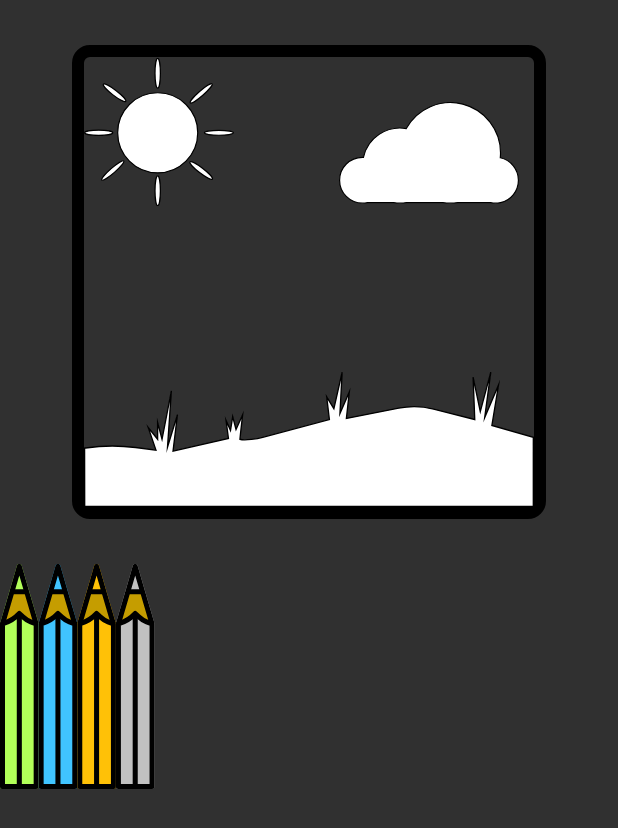
After one commit to AlexBossss/kids_app, a Flutter app: the PaintPicGame screen opened by its route, on a phone screen of 412 x 824 dp. The commit adds this screen. Shown: the top 828 px of the screen. Run offline on Flutter 3.47's test engine with Material 2 defaults, Android fonts, the phone set to English and light mode, and no system bars; our stand-ins replace audioplayers, dotted_border, flip_card, flutter_svg.

Commit message:
init: paint picture game

```diff
--- /dev/null
+++ b/lib/games/logic/paintpicgame/PaintPicGame.dart
@@ -0,0 +1,254 @@
+import 'package:flutter/cupertino.dart';
+import 'package:flutter/material.dart';
+import 'package:flutter_svg/flutter_svg.dart';
+import 'package:kidsapp/games/logic/paintpicgame/PencilPicture.dart';
+
+class PaintPicGame extends StatefulWidget {
+  @override
+  _PaintPicGameState createState() => _PaintPicGameState();
+}
+
+class _PaintPicGameState extends State<PaintPicGame> {
+  bool _isGreenSet;
+  bool _isBlueSet;
+  bool _isYellowSet;
+  bool _isGraySet;
+  Color green = Colors.lightGreenAccent;
+  Color blue = Colors.lightBlueAccent;
+  Color yellow = Colors.amber;
+  Color gray = Colors.white70;
+
+  List<Color> _colors;
+
+  @override
+  void initState() {
+    _colors = [green, blue, yellow, gray];
+    _isGreenSet = false;
+    _isBlueSet = false;
+    _isYellowSet = false;
+    _isGraySet = false;
+    super.initState();
+  }
+
+  @override
+  Widget build(BuildContext context) {
+    return Scaffold(
+      body: Center(
+        child: Column(
+          children: <Widget>[
+            Padding(
+              padding: const EdgeInsets.all(30.0),
+              child: Container(
+                decoration: BoxDecoration(
+                  border: Border.all(
+                    color: Colors.black,
+                    width: 8,
+                  ),
+                  borderRadius: BorderRadius.circular(12),
+                ),
+                child: Stack(
+                  children: <Widget>[
+                    DragTarget<Color>(
+                      onWillAccept: (data) => data == blue,
+                      onAccept: (e) {
+                        setState(() {
+                          _isBlueSet = true;
+                        });
+                      },
+                      builder: ((BuildContext context, List incoming,
+                          List rejected) {
+                        return _isBlueSet
+                            ? Container(
+                                width: 300,
+                                height: 300,
+                                color: Colors.lightBlueAccent,
+                              )
+                            : Container(
+                                width: 300,
+                                height: 300,
+                              );
+                      }),
+                    ),
+                    Positioned(
+                      child: DragTarget<Color>(
+                          onAccept: (e) {
+                            setState(() {
+                              _isYellowSet = true;
+                            });
+                          },
+                          onWillAccept: (data) => data == yellow,
+                          builder: (BuildContext context, List incoming,
+                              List rejected) {
+                            return _isYellowSet
+                                ? Container(
+                                    child: SvgPicture.asset(
+                                      'assets/paintpicitems/Sun.svg',
+                                      width: 100,
+                                      height: 100,
+                                      color: yellow,
+                                    ),
+                                  )
+                                : Container(
+                                    child: SvgPicture.asset(
+                                      'assets/paintpicitems/Sun.svg',
+                                      width: 100,
+                                      height: 100,
+                                    ),
+                                  );
+                          }),
+                    ),
+                    Positioned(
+                      bottom: 0,
+                      right: 0,
+                      child: DragTarget<Color>(
+                        onWillAccept: (data) => data == green,
+                        onAccept: (e) {
+                          setState(() {
+                            _isGreenSet = true;
+                          });
+                        },
+                        builder: (BuildContext context, List incoming,
+                            List rejected) {
+                          return _isGreenSet
+                              ? Container(
+                                  child: SvgPicture.asset(
+                                    'assets/paintpicitems/Grass.svg',
+                                    width: 300,
+                                    color: green,
+                                  ),
+                                )
+                              : Container(
+                                  child: SvgPicture.asset(
+                                  'assets/paintpicitems/Grass.svg',
+                                  width: 300,
+                                ));
+                        },
+                      ),
+                    ),
+                    Positioned(
+                      top: 30,
+                      right: 10,
+                      child: DragTarget<Color>(
+                        onWillAccept: (data) => data == gray,
+                        onAccept: (e) {
+                          setState(() {
+                            _isGraySet = true;
+                          });
+                        },
+                        builder: (BuildContext context, List incoming,
+                            List rejected) {
+                          return _isGraySet
+                              ? Container(
+                                  child: SvgPicture.asset(
+                                    'assets/paintpicitems/Cloud.svg',
+                                    width: 120,
+                                    color: gray,
+                                  ),
+                                )
+                              : Container(
+                                  child: SvgPicture.asset(
+                                  'assets/paintpicitems/Cloud.svg',
+                                  width: 120,
+                                ));
+                        },
+                      ),
+                    )
+                  ],
+                ),
+              ),
+            ),
+            Row(
+                children: _colors
+                    .map((e) => Container(
+                          child: Draggable(
+                            data: e,
+                            feedback: PencilPicture(e),
+                            child:PencilPicture(e),
+                            childWhenDragging: PencilPicture(e),
+                          ),
+                        ))
+                    .toList()
+//                Padding(
+//                  padding: const EdgeInsets.all(10.0),
+//                  child: Container(
+//                    child: Draggable<Color>(
+//                      data: green,
+//                      child: Container(
+//                        height: 50,
+//                        width: 50,
+//                        color: green,
+//                      ),
+//                      childWhenDragging: Container(),
+//                      feedback: Container(
+//                        height: 50,
+//                        width: 50,
+//                        color: green,
+//                      ),
+//                    ),
+//                  ),
+//                ),
+//                Padding(
+//                  padding: const EdgeInsets.all(10.0),
+//                  child: Container(
+//                    child: Draggable<Color>(
+//                      data: blue,
+//                      child: Container(
+//                        height: 50,
+//                        width: 50,
+//                        color: blue,
+//                      ),
+//                      childWhenDragging: Container(),
+//                      feedback: Container(
+//                        height: 50,
+//                        width: 50,
+//                        color: blue,
+//                      ),
+//                    ),
+//                  ),
+//                ),
+//                Padding(
+//                  padding: const EdgeInsets.all(10.0),
+//                  child: Container(
+//                    child: Draggable<Color>(
+//                      data: yellow,
+//                      child: Container(
+//                        height: 50,
+//                        width: 50,
+//                        color: yellow,
+//                      ),
+//                      childWhenDragging: Container(),
+//                      feedback: Container(
+//                        height: 50,
+//                        width: 50,
+//                        color: yellow,
+//                      ),
+//                    ),
+//                  ),
+//                ),
+//                Padding(
+//                  padding: const EdgeInsets.all(10.0),
+//                  child: Container(
+//                    child: Draggable<Color>(
+//                      data: gray,
+//                      child: Container(
+//                        height: 50,
+//                        width: 50,
+//                        color: gray,
+//                      ),
+//                      childWhenDragging: Container(),
+//                      feedback: Container(
+//                        height: 50,
+//                        width: 50,
+//                        color: gray,
+//                      ),
+//                    ),
+//                  ),
+//                ),
+
+                ),
+          ],
+        ),
+      ),
+    );
+  }
+}
--- /dev/null
+++ b/lib/games/logic/paintpicgame/PencilPicture.dart
@@ -0,0 +1,27 @@
+import 'package:flutter/cupertino.dart';
+import 'package:flutter_svg/svg.dart';
+
+class PencilPicture extends StatelessWidget {
+ final Color color;
+
+ PencilPicture(this.color);
+
+ @override
+  Widget build(BuildContext context) {
+    return Stack(
+      children: <Widget>[
+        Container(
+          child: SvgPicture.asset(
+            'assets/paintpicitems/PencilColor.svg',height: 150,
+            color: color,
+          ),
+        ),
+        Container(
+          child: SvgPicture.asset(
+            'assets/paintpicitems/Pencil.svg',height: 150,
+          ),
+        ),
+      ],
+    );
+  }
+}
--- a/lib/home/homapages/dedgameslists/LogicList.dart
+++ b/lib/home/homapages/dedgameslists/LogicList.dart
@@ -28,6 +28,12 @@ class LogicList extends StatelessWidget {
               'Super game for clever guy and girls from 3 to 5 years',
               'assets/memorygame/memoryGame.png',
               '/rightWayGame'),
+          GameItem(
+              LightColor.itemGameBackground3,
+              'Right Way Game',
+              'Super game for clever guy and girls from 3 to 5 years',
+              'assets/memorygame/memoryGame.png',
+              '/paintPicGame'),
         ]),
       ),
     );
--- a/lib/main.dart
+++ b/lib/main.dart
@@ -1,6 +1,8 @@
 import 'package:flutter/material.dart';
 import 'package:kidsapp/games/logic/completepicture/CompletePictureGame.dart';
 import 'package:kidsapp/games/logic/extraitem/ExtraItemGame.dart';
+import 'package:kidsapp/games/logic/paintpicgame/PaintPicGame.dart';
+import 'package:kidsapp/games/logic/rightway/PlaceRightObjectGame.dart';
 import 'package:kidsapp/games/remembercardgame/RememberCard.dart';
 import 'package:kidsapp/games/rememberorder/RememberOrder.dart';
 import 'package:kidsapp/games/rememberoneitem/RememberOneItem.dart';
@@ -35,6 +37,8 @@ class MyApp extends StatelessWidget {
         '/completePictureGame': (BuildContext context) => CompletePictureGame(),
         '/extraItemGame': (BuildContext context) => ExtraItemGame(),
         '/whatSuits' : (BuildContext context) => WhatSuitsGame(),
+        '/paintPicGame' : (BuildContext context) => PaintPicGame(),
+        '/rightWayGame' : (BuildContext context) => PlaceRightObjectGame(),
       },
     );
   }
--- a/pubspec.yaml
+++ b/pubspec.yaml
@@ -53,6 +53,7 @@ flutter:
     - assets/memorygame/
     - assets/memorygame/sounds/
     - assets/whatsuitsicons/
+    - assets/paintpicitems/
   #   - images/a_dot_ham.jpeg
   # An image asset can refer to one or more resolution-specific "variants", see
   # https://flutter.dev/assets-and-images/#resolution-aware.
```
Also changed, not shown: assets/paintpicitems/Cloud.svg (added), assets/paintpicitems/Grass.svg (added), assets/paintpicitems/Pencil.svg (added), assets/paintpicitems/PencilColor.svg (added), assets/paintpicitems/Sun.svg (added), pubspec.lock.
